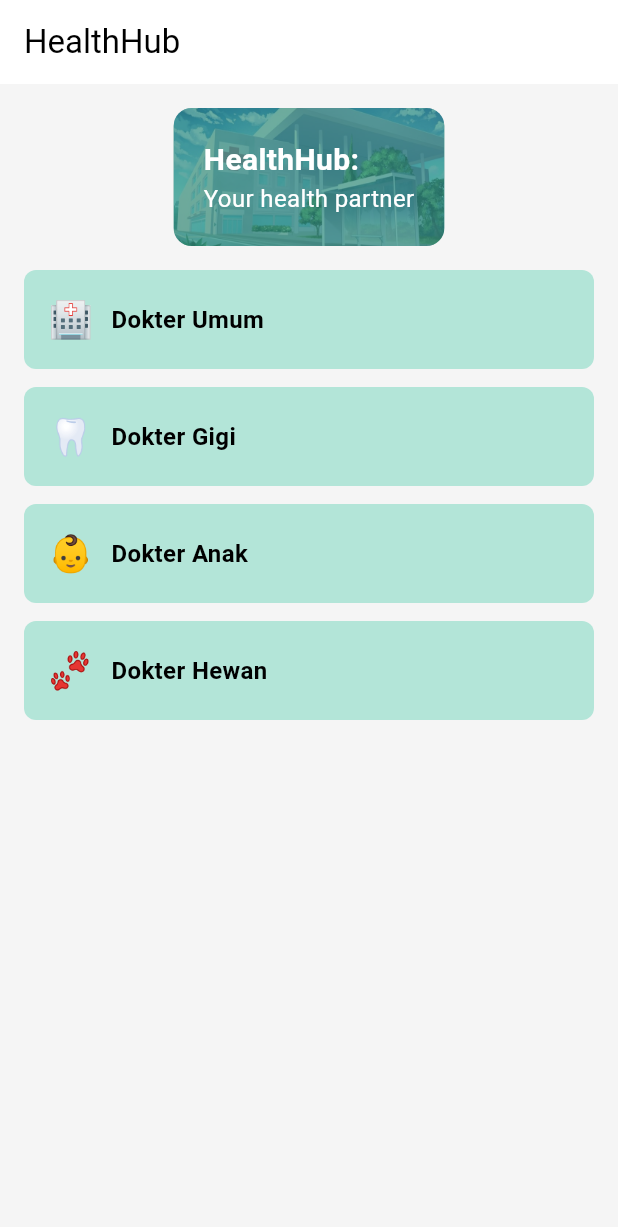
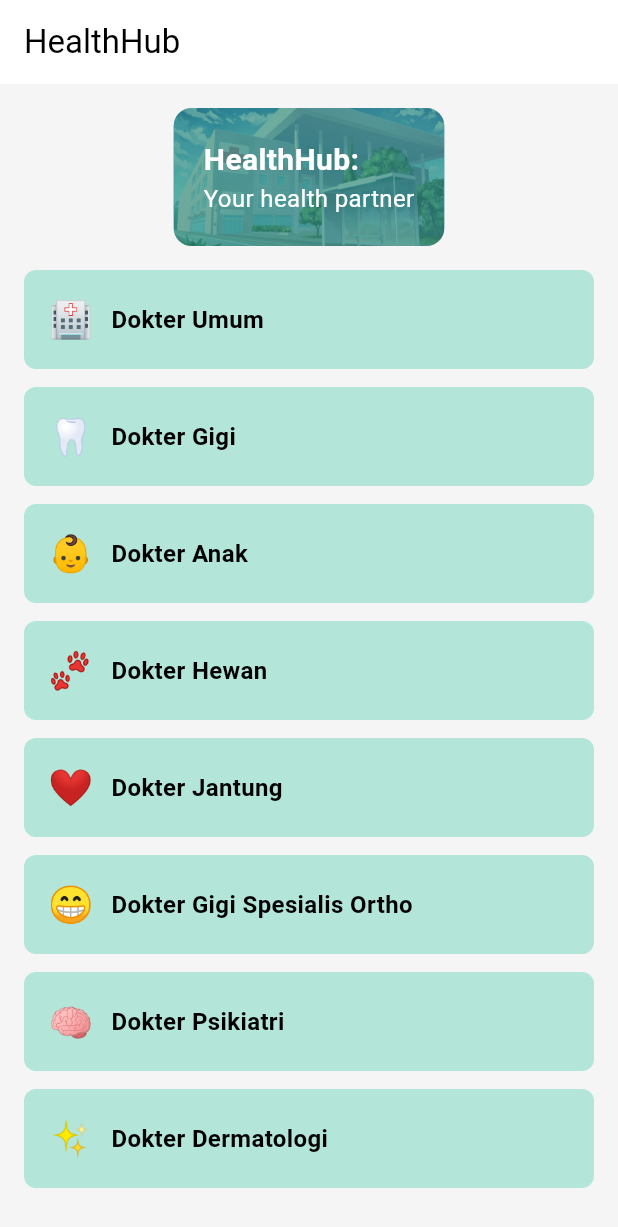
Before and after one commit to LaValliereee/PraktikumPAB, a Flutter app: the DoctorListScreen screen opened directly, on a phone screen of 412 x 824 dp. Shown: the top 1227 px of the screen. Run offline on Flutter 3.47's test engine with Material 3 defaults, Android fonts, the phone set to English and light mode, and no system bars.

Commit message:
Menambahkan instagram pada menu profile dan menambahkan lebih banyak dokter spesialis di menu Home agar bisa di scroll

```diff
--- a/lib/doctor_list_screen.dart
+++ b/lib/doctor_list_screen.dart
@@ -51,6 +51,50 @@
             'Dikenal luas di TikTok dan Instagram melalui konten edukasi satwa eksotis dan domestik dengan pembawaan yang ramah dan informatif.',
         rating: 4.6,
         imageUrl: 'assets/images/dokter_habyb.jpg',
+      ),
+      Doctor(
+        id: '5',
+        name: 'dr. Deddy Hernanto, Sp.J',
+        specialty: 'Dokter Jantung',
+        icon: '❤️',
+        schedule: 'Senin - Jumat, 08.00 - 16.00',
+        biography:
+            'Spesialis jantung yang berpengalaman lebih dari 15 tahun. Ahli dalam penanganan penyakit kardiovaskular dan memberikan edukasi kesehatan jantung.',
+        rating: 4.8,
+        imageUrl: 'assets/images/dokter_deddy.jpg',
+      ),
+      Doctor(
+        id: '6',
+        name: 'drg. Siti Nur Amalia, Sp.Ortho',
+        specialty: 'Dokter Gigi Spesialis Ortho',
+        icon: '😁',
+        schedule: 'Senin - Kamis, 10.00 - 17.00',
+        biography:
+            'Spesialis ortodontik yang terkenal dengan teknik perawatan gigi rapi yang modern dan nyaman tanpa rasa sakit.',
+        rating: 4.7,
+        imageUrl: 'assets/images/dokter_siti.jpg',
+      ),
+      Doctor(
+        id: '7',
+        name: 'dr. Andri Setiawan, Sp.KJ',
+        specialty: 'Dokter Psikiatri',
+        icon: '🧠',
+        schedule: 'Senin - Jumat, 09.00 - 17.00',
+        biography:
+            'Spesialis kesehatan mental dengan fokus pada gangguan kecemasan dan depresi. Memberikan konsultasi dan terapi yang mendalam.',
+        rating: 4.6,
+        imageUrl: 'assets/images/dokter_andri.jpg',
+      ),
+      Doctor(
+        id: '8',
+        name: 'dr. Rina Marlina, Sp.KK',
+        specialty: 'Dokter Dermatologi',
+        icon: '✨',
+        schedule: 'Selasa - Sabtu, 10.00 - 18.00',
+        biography:
+            'Dokter kulit dengan spesialisasi dalam perawatan kulit estetik dan medis. Terkenal dengan hasil perawatan yang memuaskan.',
+        rating: 4.5,
+        imageUrl: 'assets/images/dokter_rina.jpg',
       ),
     ];
 
--- a/lib/profile_screen.dart
+++ b/lib/profile_screen.dart
@@ -26,14 +26,10 @@
           children: [
             const SizedBox(height: 30),
             // Profile Avatar
-            Container(
-              width: 120,
-              height: 120,
-              decoration: BoxDecoration(
-                shape: BoxShape.circle,
-                color: const Color(0xFF7ED5A0),
-              ),
-              child: const Icon(Icons.person, size: 60, color: Colors.white),
+            CircleAvatar(
+              radius: 60,
+              backgroundImage: const AssetImage('assets/images/gambar1.jpg'),
+              backgroundColor: const Color(0xFF7ED5A0),
             ),
             const SizedBox(height: 20),
             // Name
@@ -69,6 +65,12 @@
                     icon: Icons.location_on,
                     title: 'Address',
                     subtitle: 'Surabaya, Indonesia',
+                  ),
+                  const SizedBox(height: 16),
+                  _buildProfileMenuItem(
+                    icon: Icons.camera_alt,
+                    title: 'Instagram',
+                    subtitle: '@frellvalliere',
                   ),
                   const SizedBox(height: 40),
                   // Logout Button
```
